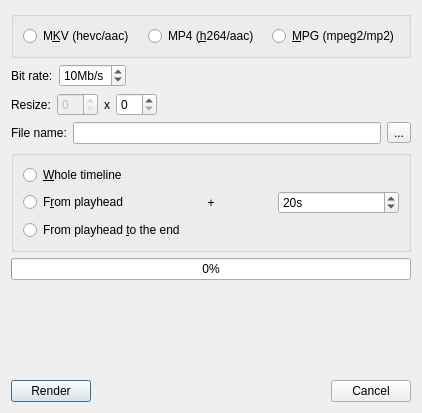
The window that app/ui/render.ui (hftom/MachinTruc) describes before a commit, drawn with Qt 5.
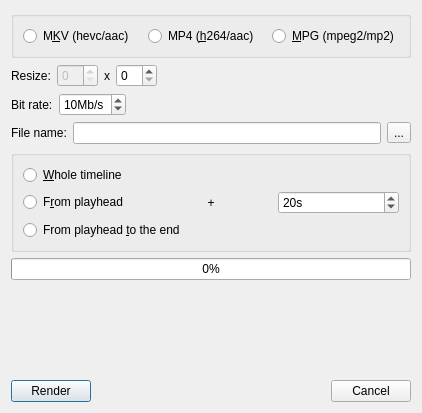
The same window after the commit. Icons and pictures are not drawn.

Commit message: reorder rendering dialog elements

Patch:
```diff
--- a/app/ui/render.ui
+++ b/app/ui/render.ui
@@ -55,6 +55,47 @@
        </layout>
       </widget>
      </item>
+     <item>
+      <layout class="QHBoxLayout" name="horizontalLayout_5">
+       <item>
+        <widget class="QLabel" name="label_6">
+         <property name="text">
+          <string>Resize:</string>
+         </property>
+        </widget>
+       </item>
+       <item>
+        <widget class="QSpinBox" name="widthSpin">
+         <property name="enabled">
+          <bool>false</bool>
+         </property>
+        </widget>
+       </item>
+       <item>
+        <widget class="QLabel" name="label_7">
+         <property name="text">
+          <string>x</string>
+         </property>
+        </widget>
+       </item>
+       <item>
+        <widget class="QSpinBox" name="heightSpin"/>
+       </item>
+       <item>
+        <spacer name="horizontalSpacer_3">
+         <property name="orientation">
+          <enum>Qt::Horizontal</enum>
+         </property>
+         <property name="sizeHint" stdset="0">
+          <size>
+           <width>40</width>
+           <height>20</height>
+          </size>
+         </property>
+        </spacer>
+       </item>
+      </layout>
+     </item>
      <item>
       <layout class="QHBoxLayout" name="horizontalLayout_2">
        <item>
@@ -95,47 +136,6 @@
        </item>
       </layout>
      </item>
-     <item>
-      <layout class="QHBoxLayout" name="horizontalLayout_5">
-       <item>
-        <widget class="QLabel" name="label_6">
-         <property name="text">
-          <string>Resize:</string>
-         </property>
-        </widget>
-       </item>
-       <item>
-        <widget class="QSpinBox" name="widthSpin">
-         <property name="enabled">
-          <bool>false</bool>
-         </property>
-        </widget>
-       </item>
-       <item>
-        <widget class="QLabel" name="label_7">
-         <property name="text">
-          <string>x</string>
-         </property>
-        </widget>
-       </item>
-       <item>
-        <widget class="QSpinBox" name="heightSpin"/>
-       </item>
-       <item>
-        <spacer name="horizontalSpacer_3">
-         <property name="orientation">
-          <enum>Qt::Horizontal</enum>
-         </property>
-         <property name="sizeHint" stdset="0">
-          <size>
-           <width>40</width>
-           <height>20</height>
-          </size>
-         </property>
-        </spacer>
-       </item>
-      </layout>
-     </item>
      <item>
       <layout class="QHBoxLayout" name="horizontalLayout">
        <item>
```
Left out of the diff: 2 changed lines with no effect on the pictures.
